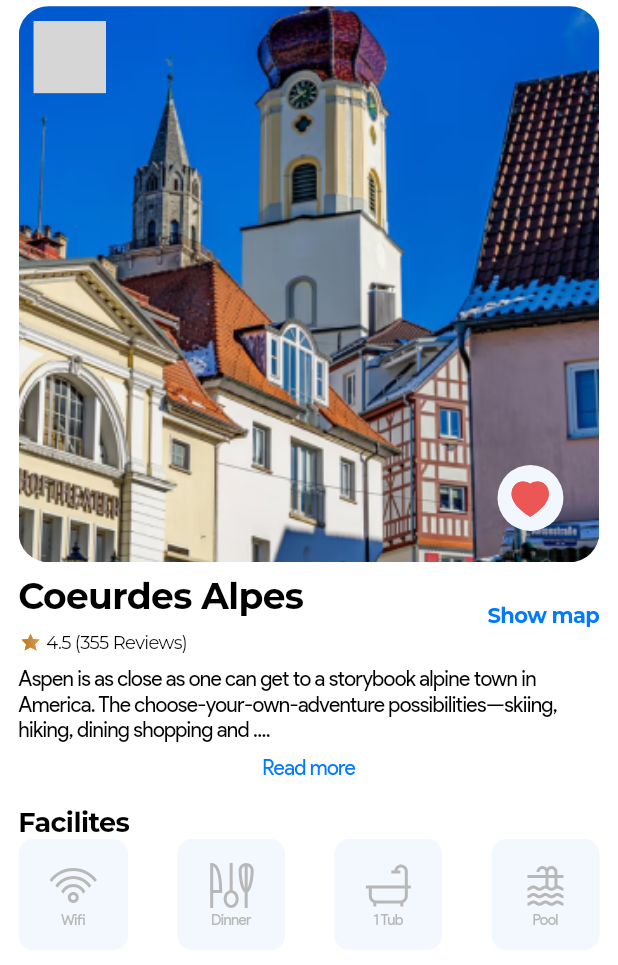
After one commit to VNKaiSer/Aspen-Travel-App, a Flutter app: the DetaiScreen screen opened directly, on a phone screen of 412 x 824 dp. The commit adds this screen. Shown: the top 965 px of the screen. Run offline on Flutter 3.47's test engine with Material 3 defaults, Android fonts, the phone set to English and light mode, and no system bars; our stand-ins replace flutter_svg, google_fonts; grey boxes are pictures that could not be loaded.

Commit message:
add detail screen

```diff
--- /dev/null
+++ b/lib/Screens/detail/components/detail_image.dart
@@ -0,0 +1,38 @@
+import 'package:flutter/cupertino.dart';
+import 'package:flutter_svg/flutter_svg.dart';
+
+class DetailImage extends StatelessWidget {
+  const DetailImage({
+    super.key,
+    // required this.size,
+  });
+
+  // final Size size;
+
+  @override
+  Widget build(BuildContext context) {
+    Size size = MediaQuery.of(context).size;
+    return Stack(children: <Widget>[
+      Container(
+        height: size.height * 0.45,
+        decoration: BoxDecoration(
+            borderRadius: BorderRadius.circular(20),
+            image: const DecorationImage(
+              image: AssetImage("assets/images/Detail.png"),
+              fit: BoxFit.cover,
+            )),
+      ),
+      Positioned(
+          top: 10,
+          left: 10,
+          child: GestureDetector(
+              onTap: () => Navigator.pop(context),
+              child: SvgPicture.asset("assets/icons/Back.svg"))),
+      Positioned(
+        bottom: 0,
+        right: 10,
+        child: SvgPicture.asset("assets/icons/Heart_Large.svg"),
+      )
+    ]);
+  }
+}
--- /dev/null
+++ b/lib/Screens/detail/components/review.dart
@@ -0,0 +1,64 @@
+import 'package:flutter/cupertino.dart';
+import 'package:flutter_svg/svg.dart';
+import 'package:google_fonts/google_fonts.dart';
+
+class Review extends StatelessWidget {
+  const Review({
+    super.key,
+  });
+
+  @override
+  Widget build(BuildContext context) {
+    Size size = MediaQuery.of(context).size;
+    return Column(
+      children: <Widget>[
+        Row(
+          mainAxisAlignment: MainAxisAlignment.spaceBetween,
+          crossAxisAlignment: CrossAxisAlignment.center,
+          children: <Widget>[
+            Column(
+              crossAxisAlignment: CrossAxisAlignment.start,
+              children: <Widget>[
+                Text(
+                  "Coeurdes Alpes",
+                  style: GoogleFonts.montserrat(
+                      fontSize: 24, fontWeight: FontWeight.w700),
+                ),
+                SizedBox(height: size.height * 0.01),
+                Row(
+                  children: <Widget>[
+                    SvgPicture.asset("assets/icons/star_review.svg"),
+                    Text(" 4.5 (355 Reviews)",
+                        style: GoogleFonts.montserrat(fontSize: 12)),
+                  ],
+                )
+              ],
+            ),
+            Text(
+              "Show map",
+              style: GoogleFonts.montserrat(
+                  fontSize: 14,
+                  color: CupertinoColors.activeBlue,
+                  fontWeight: FontWeight.bold),
+            ),
+          ],
+        ),
+        SizedBox(height: size.height * 0.01),
+        Text(
+          "Aspen is as close as one can get to a storybook alpine town in America. The choose-your-own-adventure possibilities—skiing, hiking, dining shopping and ....",
+          style: TextStyle(
+            fontSize: 14,
+            fontFamily: 'ProductSans',
+          ),
+        ),
+        SizedBox(height: size.height * 0.01),
+        Text("Read more",
+            style: TextStyle(
+              fontSize: 14,
+              fontFamily: 'ProductSans',
+              color: CupertinoColors.activeBlue,
+            ))
+      ],
+    );
+  }
+}
--- /dev/null
+++ b/lib/Screens/detail/detail_screen.dart
@@ -0,0 +1,120 @@
+import 'package:aspen_travel_app/Utils/hex_color.dart';
+import 'package:flutter/cupertino.dart';
+import 'package:flutter/widgets.dart';
+import 'package:flutter_svg/svg.dart';
+import 'package:google_fonts/google_fonts.dart';
+
+import 'components/detail_image.dart';
+import 'components/review.dart';
+
+class DetaiScreen extends StatelessWidget {
+  const DetaiScreen({super.key});
+
+  @override
+  Widget build(BuildContext context) {
+    Size size = MediaQuery.of(context).size;
+    return CupertinoPageScaffold(
+      child: Container(
+        padding: EdgeInsets.only(
+          left: size.width * 0.03,
+          right: size.width * 0.03,
+          top: size.width * 0.01,
+        ),
+        child: Column(children: <Widget>[
+          DetailImage(),
+          SizedBox(height: size.height * 0.01),
+          Review(),
+          SizedBox(height: size.height * 0.02),
+          Facility()
+        ]),
+      ),
+    );
+  }
+}
+
+class Facility extends StatelessWidget {
+  const Facility({
+    super.key,
+  });
+
+  @override
+  Widget build(BuildContext context) {
+    return Container(
+      // margin: EdgeInsets.symmetric(horizontal: size.width * 0.05),
+      child: Column(
+          crossAxisAlignment: CrossAxisAlignment.start,
+          // crossAxisAlignment: CrossAxisAlignment.end,
+          // mainAxisAlignment: MainAxisAlignment.end,
+          children: <Widget>[
+            Text(
+              "Facilites",
+              style: GoogleFonts.montserrat(
+                  fontSize: 18, fontWeight: FontWeight.w700),
+            ),
+            const Row(
+              crossAxisAlignment: CrossAxisAlignment.center,
+              mainAxisAlignment: MainAxisAlignment.spaceBetween,
+              children: <Widget>[
+                FacilityCard(
+                  iconUrl: "assets/icons/wifi.svg",
+                  title: "Wifi",
+                ),
+                FacilityCard(
+                  iconUrl: "assets/icons/food.svg",
+                  title: "Dinner",
+                ),
+                FacilityCard(
+                  iconUrl: "assets/icons/bath_tub.svg",
+                  title: "1 Tub",
+                ),
+                FacilityCard(
+                  iconUrl: "assets/icons/pool.svg",
+                  title: "Pool",
+                )
+              ],
+            )
+          ]),
+    );
+  }
+}
+
+class FacilityCard extends StatelessWidget {
+  final String iconUrl;
+  final String title;
+  const FacilityCard({
+    super.key,
+    required this.iconUrl,
+    required this.title,
+  });
+
+  @override
+  Widget build(BuildContext context) {
+    return Container(
+      // height: size.height * 0.03,
+      // width: size.height * 0.05,
+      padding: const EdgeInsets.symmetric(
+        horizontal: 20,
+        vertical: 15,
+      ),
+      decoration: BoxDecoration(
+        color: HexColor("F3F8FE"),
+        borderRadius: BorderRadius.circular(10),
+      ),
+      child: Column(
+        children: <Widget>[
+          SvgPicture.asset(
+            iconUrl,
+          ),
+          Text(
+            title,
+            style: TextStyle(
+              fontSize: 10,
+              fontFamily: 'ProductSans',
+              color: HexColor("B8B8B8"),
+            ),
+          )
+        ],
+      ),
+    );
+  }
+}
--- a/lib/Screens/home/components/popular.dart
+++ b/lib/Screens/home/components/popular.dart
@@ -1,3 +1,4 @@
+import 'package:aspen_travel_app/Screens/detail/detail_screen.dart';
 import 'package:aspen_travel_app/Utils/hex_color.dart';
 import 'package:aspen_travel_app/constants.dart';
 import 'package:flutter/cupertino.dart';
@@ -51,7 +52,13 @@ class PopularCard extends StatelessWidget {
   @override
   Widget build(BuildContext context) {
     Size size = MediaQuery.of(context).size;
-    return Stack(children: <Widget>[
+    return GestureDetector(
+      onTap: () {
+        Navigator.push(context, CupertinoPageRoute(builder: (context) {
+          return DetaiScreen();
+        }));
+      },
+      child: Stack(children: <Widget>[
         Container(
           margin: EdgeInsets.only(right: size.width * 0.05),
           width: size.width * 0.6,
@@ -108,7 +115,8 @@ class PopularCard extends StatelessWidget {
                     SvgPicture.asset("assets/icons/heart.svg")
                   ]),
             ))
-    ]);
+      ]),
+    );
   }
 }
 
```
Also changed, not shown: assets/icons/Heart_Large.svg (added), assets/icons/back.svg (added), assets/icons/bath_tub.svg (added), assets/icons/food.svg (added), assets/icons/pool.svg (added), assets/icons/star_review.svg (added), assets/icons/wifi.svg (added), assets/images/Detail.png (added). Lines whose indentation alone changed are shown as unchanged.
